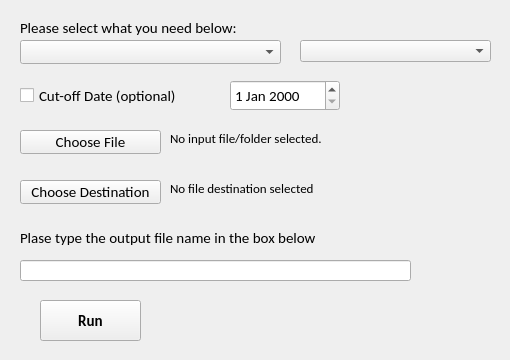
Qt form Python/CCI_Automation/form.ui (HoangMNguyen/CCI-Automation) before a commit.
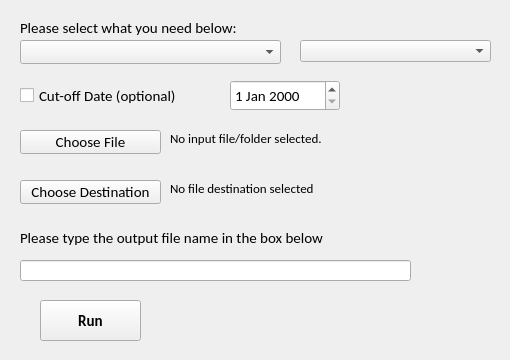
The same form after that commit.

Commit message: Fix UI_Form typo

```diff
--- a/Python/CCI_Automation/form.ui
+++ b/Python/CCI_Automation/form.ui
@@ -204,7 +204,7 @@
     </rect>
    </property>
    <property name="text">
-    <string>Plase type the output file name in the box below</string>
+    <string>Please type the output file name in the box below</string>
    </property>
   </widget>
   <widget class="QLabel" name="label_5">
```
The commit also changes 1 other file.
